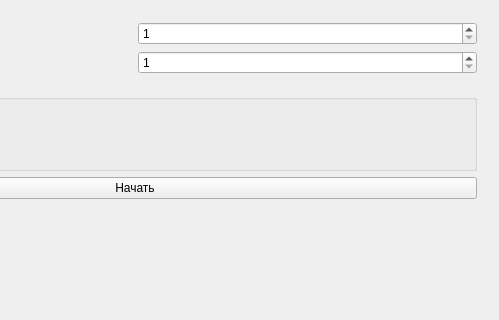
The window that lab1/mainwindow.ui (alex-eg/HCI_labs) describes before a commit, drawn with Qt 5; both pictures show x 229 to 728 and y 0 to 320 of the 728 by 586 pixel window.
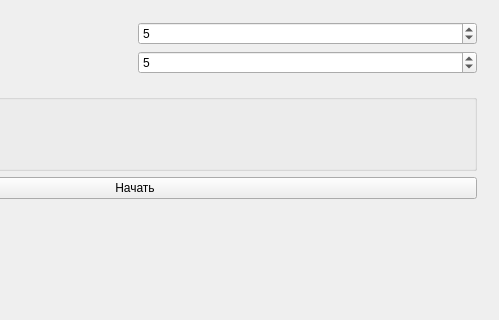
The same window after the commit. The open tabs and pages were chosen to show the change.

Diff of the .ui file:
```diff
--- a/lab1/mainwindow.ui
+++ b/lab1/mainwindow.ui
@@ -30,6 +30,9 @@
           <property name="maximum">
            <number>10</number>
           </property>
+          <property name="value">
+           <number>5</number>
+          </property>
          </widget>
         </item>
         <item row="7" column="0" colspan="2">
@@ -86,6 +89,9 @@
           <property name="maximum">
            <number>9</number>
           </property>
+          <property name="value">
+           <number>5</number>
+          </property>
          </widget>
         </item>
         <item row="5" column="0">
```
Left out of the diff: 4 changed lines with no effect on the pictures.
